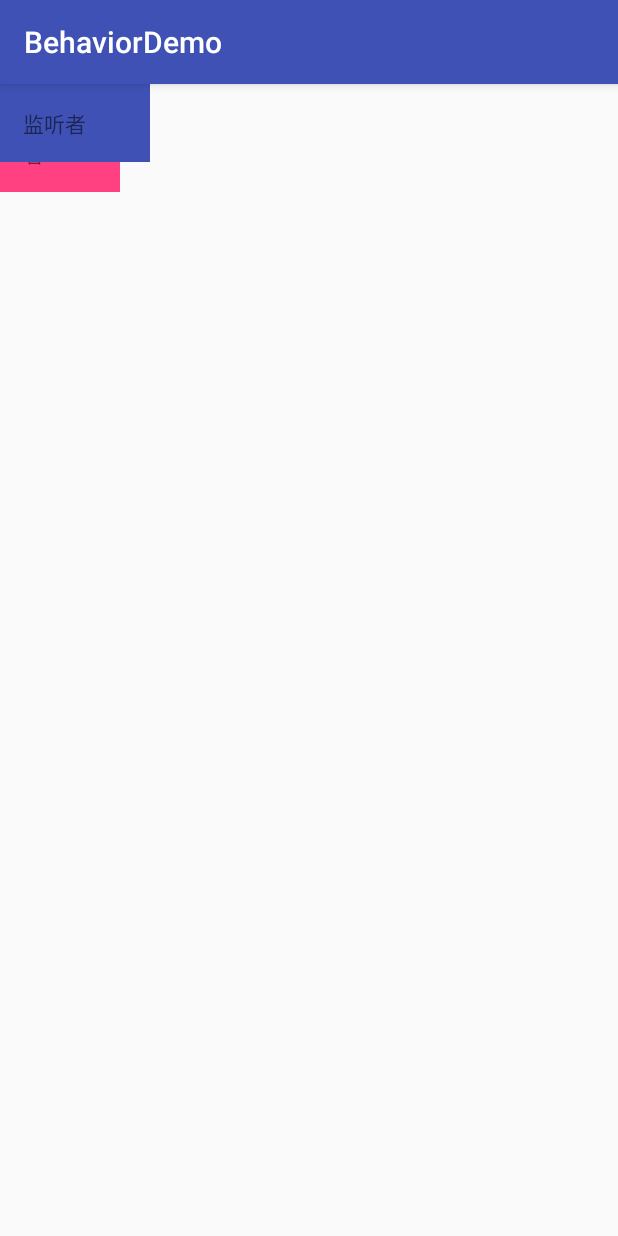
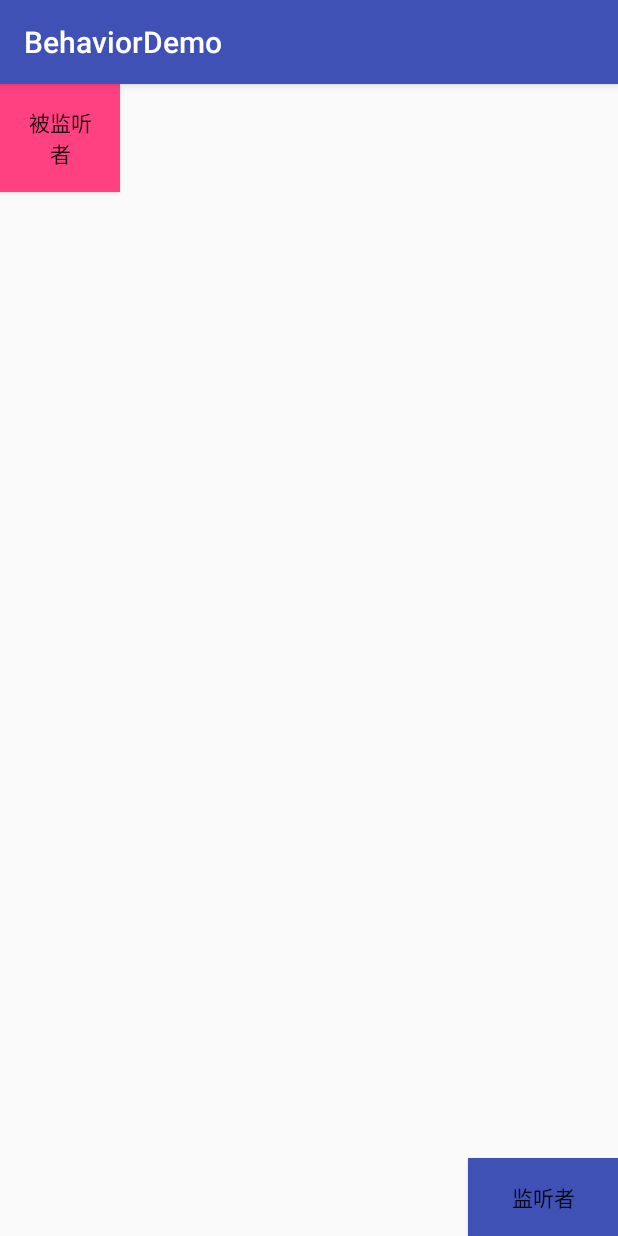
Before and after one commit to xinwii/BehaviorDemo, an Android app: the screen it shows after launch (MainActivity), on a phone screen of 412 x 824 dp. Run offline under Robolectric (Android 15) with nearby library versions, the phone set to English and light mode, and no system bars.

Commit message:
demo run success

```diff
--- a/app/src/main/java/com/behaviordemo/app/CustomBehavior.kt
+++ b/app/src/main/java/com/behaviordemo/app/CustomBehavior.kt
@@ -8,21 +8,22 @@ import android.support.v4.view.ViewCompat.animate
 import android.R.attr.rotation
 import android.support.v4.view.ViewCompat
 import android.R.attr.dependency
+import android.widget.Button
 import android.widget.TextView
 
 
 class CustomBehavior(context: Context?, attrs: AttributeSet?) : CoordinatorLayout.Behavior<View>(context, attrs) {
     override fun layoutDependsOn(parent: CoordinatorLayout?, child: View?, dependency: View?): Boolean {
-        return dependency is TextView || super.layoutDependsOn(parent, child, dependency);
+        return dependency is Button || super.layoutDependsOn(parent, child, dependency);
     }
 
     override fun onDependentViewChanged(parent: CoordinatorLayout?, child: View?, dependency: View?): Boolean {
-        val offset = dependency!!.top - child!!.top
+        val offset = dependency!!.top
         // 获取被监听的View的状态 只关心 滑动位置 也就是 垂直方向
         // 让child进行平移
-        ViewCompat.offsetTopAndBottom(child, offset)
+        ViewCompat.offsetTopAndBottom(child, -offset)
         // 旋转
-        child!!.animate().rotation((child.top * 10).toFloat())
+        //child!!.animate().rotation((child.top * 10).toFloat())
         return true
 
     }
--- a/app/src/main/java/com/behaviordemo/app/MainActivity.kt
+++ b/app/src/main/java/com/behaviordemo/app/MainActivity.kt
@@ -2,16 +2,17 @@ package com.behaviordemo.app
 
 import android.support.v7.app.AppCompatActivity
 import android.os.Bundle
+import android.support.v4.view.ViewCompat
 import android.view.View
 
 class MainActivity : AppCompatActivity() {
-
+    var size=1
     override fun onCreate(savedInstanceState: Bundle?) {
         super.onCreate(savedInstanceState)
         setContentView(R.layout.activity_main)
     }
 
     fun getNestedScrollView(v: View){
-
+        ViewCompat.offsetTopAndBottom(v,5)
     }
 }
--- a/app/src/main/res/layout/activity_main.xml
+++ b/app/src/main/res/layout/activity_main.xml
@@ -1,30 +1,31 @@
 <?xml version="1.0" encoding="utf-8"?>
-<android.support.constraint.ConstraintLayout xmlns:android="http://schemas.android.com/apk/res/android"
+<android.support.design.widget.CoordinatorLayout xmlns:android="http://schemas.android.com/apk/res/android"
     xmlns:app="http://schemas.android.com/apk/res-auto"
     xmlns:tools="http://schemas.android.com/tools"
     android:layout_width="match_parent"
     android:layout_height="match_parent"
     tools:context=".MainActivity">
 
-    <TextView
+    <Button
         android:id="@+id/id_tv"
         android:layout_width="80dp"
         android:layout_height="wrap_content"
         android:layout_gravity="top|left"
         android:background="@color/colorAccent"
         android:padding="15dp"
-        android:text="被监听者" />
+        android:onClick="getNestedScrollView"
+        android:text="被监听者"
+        />
 
-    <TextView
+    <Button
         android:layout_width="100dp"
         android:layout_height="wrap_content"
-        android:layout_gravity="top|right"
+        android:layout_gravity="bottom|right"
         android:background="@color/colorPrimary"
-        android:clickable="true"
-        android:onClick="getNestedScrollView"
         android:padding="15dp"
+        app:layout_behavior="com.behaviordemo.app.CustomBehavior"
         android:text="监听者"
-        app:layout_behavior="com.behavaiordemo.app.CustomBehavior" />
+         />
 
 
-</android.support.constraint.ConstraintLayout>
+</android.support.design.widget.CoordinatorLayout>
```
